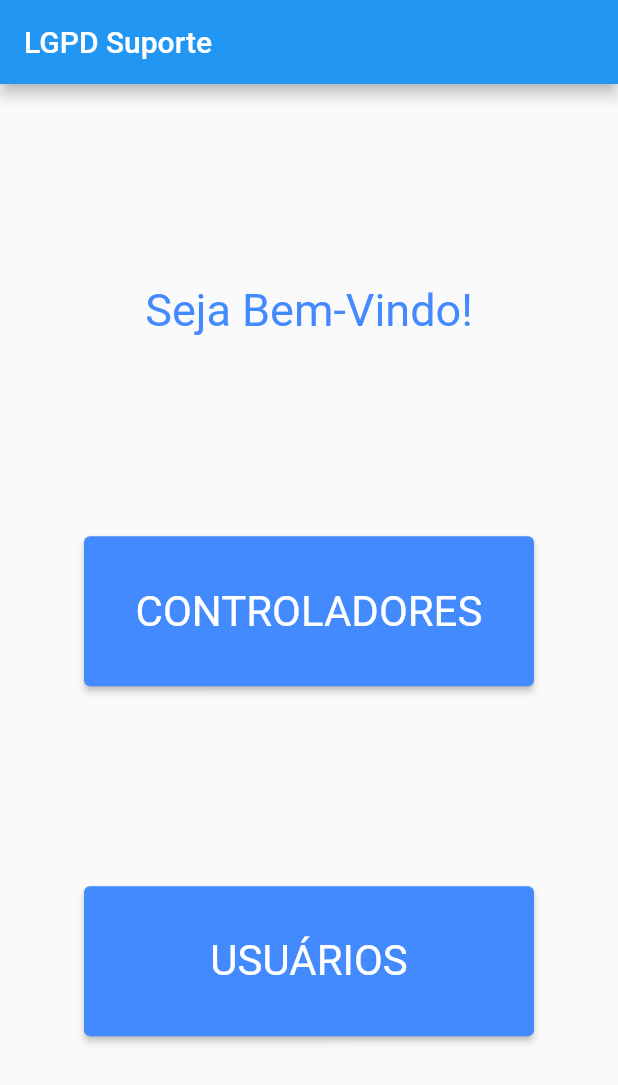
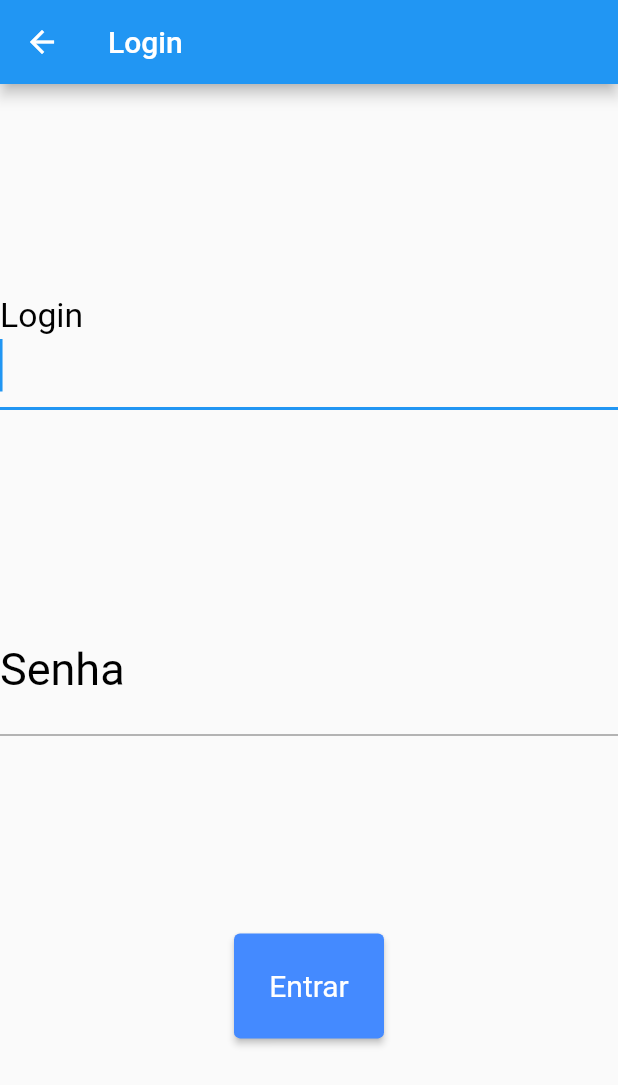
Before and after one commit to CinthyaABittencourt/lgpdsuporte_app, a Flutter app: the screen it shows after launch, after a tap on "CONTROLADORES", on a phone screen of 412 x 824 dp. Shown: the top 1085 px of the screen. Run offline on Flutter 3.47's test engine with Material 2 defaults, Android fonts, the phone set to English and light mode, and no system bars.

Commit message:
Tela de Login

```diff
--- a/lib/main.dart
+++ b/lib/main.dart
@@ -1,21 +1,26 @@
 import 'package:flutter/material.dart';
 
-void main() => runApp(MyApp());
+void main() {
+        runApp(MaterialApp(
+                title: 'Navegação Básica',
+                theme: ThemeData(primarySwatch: Colors.blue),
+                home: PrimeiraRota(),
+        ));
+}
 
-class MyApp extends StatelessWidget {
+class PrimeiraRota extends StatelessWidget {
         @override
         Widget build(BuildContext context) {
-                return MaterialApp(
-                    title: 'Welcome to Flutter',
-                    home: Scaffold(
+                return Scaffold(
                         appBar: AppBar(
-                                    title: const Text('LGPD Suporte'),
+                                title: Text('LGPD Suporte'),
                         ),
                         body: Center(
                                 child: Column(
                                         mainAxisAlignment: MainAxisAlignment.spaceEvenly,
                                         children: [
-                                                    Text('Seja Bem-Vindo!',
+                                                Text(
+                                                        'Seja Bem-Vindo!',
                                                         style: TextStyle(
                                                                 fontSize: 30,
                                                                 color: Colors.blueAccent,
@@ -25,28 +30,98 @@ class MyApp extends StatelessWidget {
                                                         constraints: BoxConstraints.tightFor(width: 300, height: 100),
                                                         child: ElevatedButton(
                                                                 child: Text('CONTROLADORES'),
-                                                                    onPressed: () {},
+                                                                onPressed: () {
+                                                                        Navigator.push(
+                                                                                context,
+                                                                                MaterialPageRoute(
+                                                                                        builder: (context) => TeladeLogin(),
+                                                                                ),
+                                                                        );
+                                                                },
                                                                 style: ButtonStyle(
-                                                                        backgroundColor: MaterialStateProperty.all(Colors.blueAccent),
+                                                                    backgroundColor:
+                                                                    MaterialStateProperty.all(Colors.blueAccent),
                                                                     padding: MaterialStateProperty.all(EdgeInsets.all(28)),
-                                                                        textStyle: MaterialStateProperty.all(TextStyle(fontSize: 28))),
+                                                                    textStyle:
+                                                                    MaterialStateProperty.all(TextStyle(fontSize: 28))),
                                                         ),
                                                 ),
                                                 ConstrainedBox(
                                                         constraints: BoxConstraints.tightFor(width: 300, height: 100),
                                                         child: ElevatedButton(
                                                                 child: Text('USUÁRIOS'),
-                                                                    onPressed: () {},
+                                                                onPressed: () {
+                                                                        Navigator.push(
+                                                                                context,
+                                                                                MaterialPageRoute(
+                                                                                    builder: (context) => TeladeLogin()),
+                                                                        );
+                                                                },
                                                                 style: ButtonStyle(
-                                                                        backgroundColor: MaterialStateProperty.all(Colors.blueAccent),
+                                                                    backgroundColor:
+                                                                    MaterialStateProperty.all(Colors.blueAccent),
                                                                     padding: MaterialStateProperty.all(EdgeInsets.all(28)),
-                                                                        textStyle: MaterialStateProperty.all(TextStyle(fontSize: 28))),
+                                                                    textStyle:
+                                                                    MaterialStateProperty.all(TextStyle(fontSize: 28))),
                                                         ),
                                                 ),
                                         ],
                                 ),
                         ),
-                    )
                 );
         }
 }
+
+class TeladeLogin extends StatelessWidget {
+        @override
+        Widget build(BuildContext context) {
+                return Scaffold(
+                        appBar: AppBar(
+                                title: Text("Login"),
+                        ),
+                        body: Center(
+                                child: Column(
+                                        mainAxisAlignment: MainAxisAlignment.spaceEvenly,
+                                        children: [
+                                                TextField(
+                                                    autofocus: true,
+                                                    keyboardType: TextInputType.number,
+                                                    style: TextStyle(color: Colors.blue, fontSize: 30),
+                                                    decoration: InputDecoration(
+                                                            labelText: "Login",
+                                                            labelStyle: TextStyle(color: Colors.black),
+                                                    )), //TextField
+                                                TextField(
+                                                    autofocus: true,
+                                                    obscureText: true,
+                                                    keyboardType: TextInputType.text,
+                                                    style: TextStyle(color: Colors.blue, fontSize: 30),
+                                                    decoration: InputDecoration(
+                                                            labelText: "Senha",
+                                                            labelStyle: TextStyle(color: Colors.black),
+                                                    )), //TextField
+                                                ConstrainedBox(
+                                                        constraints: BoxConstraints.tightFor(width: 100, height: 70),
+                                                        child: ElevatedButton(
+                                                                child: Text('Entrar'),
+                                                                onPressed: () {
+                                                                        Navigator.push(
+                                                                                context,
+                                                                                MaterialPageRoute(
+                                                                                    builder: (context) => TeladeLogin()),
+                                                                        );
+                                                                },
+                                                                style: ButtonStyle(
+                                                                    backgroundColor:
+                                                                    MaterialStateProperty.all(Colors.blueAccent),
+                                                                    padding: MaterialStateProperty.all(EdgeInsets.all(20)),
+                                                                    textStyle:
+                                                                    MaterialStateProperty.all(TextStyle(fontSize: 20))),
+                                                        ),
+                                                ),
+                                        ],
+                                ),
+                        ),
+                );
+        }
+}
```
Lines whose indentation alone changed are shown as unchanged.
